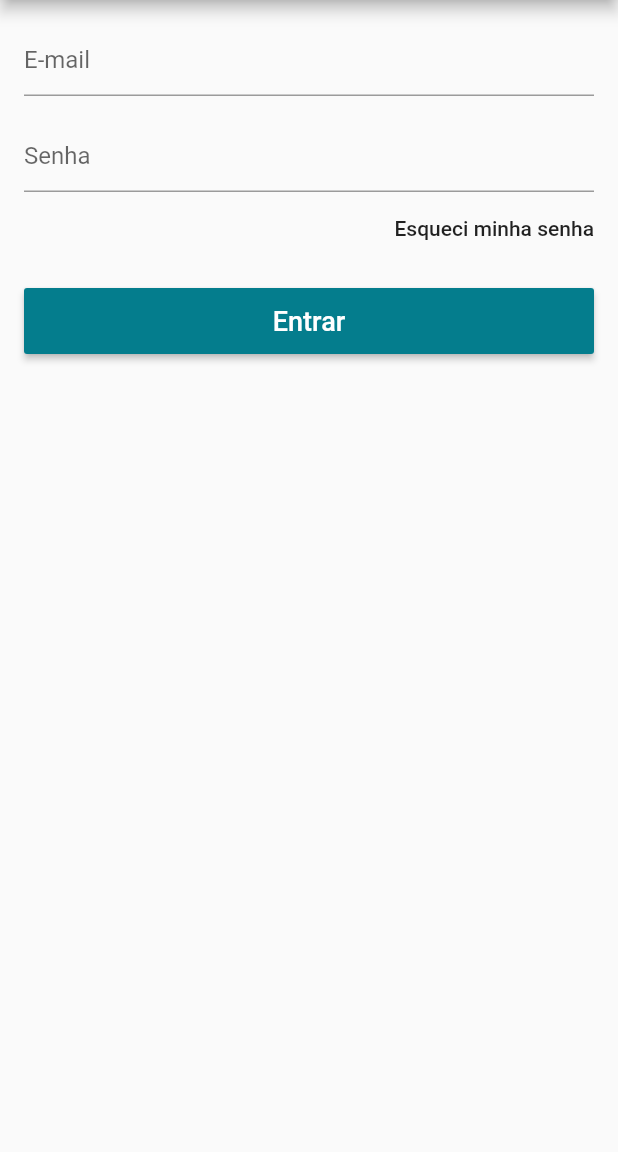
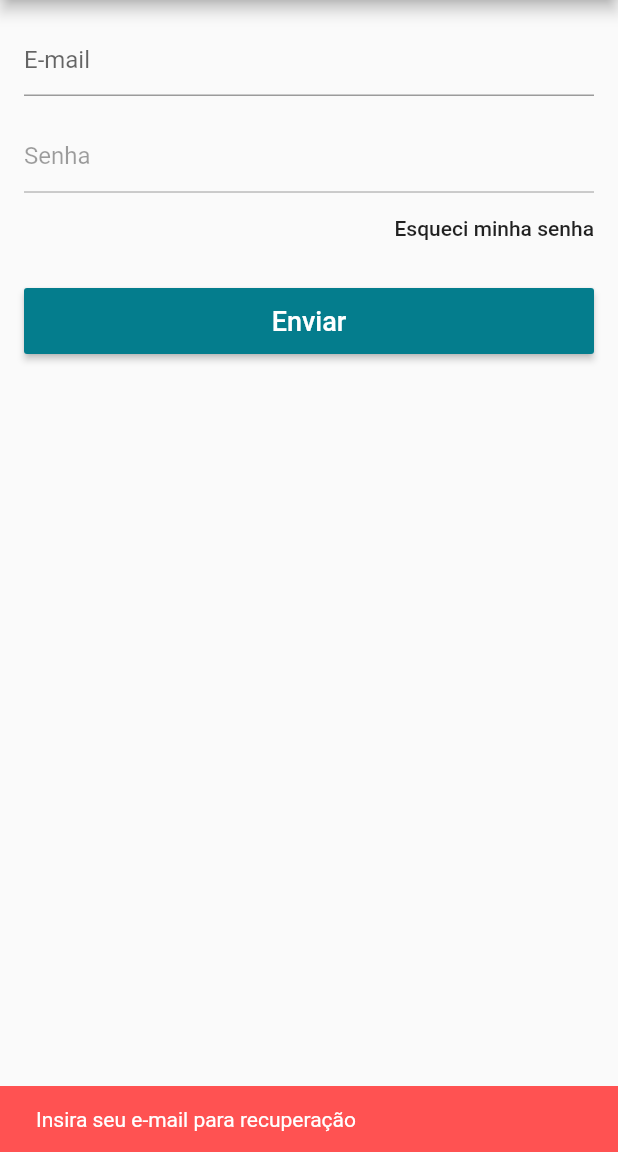
Before and after one commit to lucasbarrossantos/lojavirtual, a Flutter app: the LoginScreen screen opened directly, after a tap on "Esqueci minha senha", on a phone screen of 412 x 824 dp, the part 84-1236 px from its top. Run offline on Flutter 3.47's test engine with Material 2 defaults, Android fonts, the phone set to English and light mode, and no system bars; our stand-ins replace carousel_pro, cloud_firestore, firebase_auth, flutter_masked_text, transparent_image; missing offline and left inert: dart:ffi; accounts and stored records are empty.

Commit message:
Recuperar Senha

```diff
--- a/lib/models/user_model.dart
+++ b/lib/models/user_model.dart
@@ -66,7 +66,9 @@ class UserModel extends Model {
     });
   }
 
-  void recoverPass() {}
+  void recoverPass({@required String email}) {
+    _auth.sendPasswordResetEmail(email: email);
+  }
 
   bool isLoggedIn() {
     return firebaseUser != null;
--- a/lib/screens/login_screen.dart
+++ b/lib/screens/login_screen.dart
@@ -14,6 +14,8 @@ class _LoginScreenState extends State<LoginScreen> {
 
   final _emailController = TextEditingController();
   final _passController = TextEditingController();
+
+  bool _isEnabled = true;
 
   @override
   Widget build(BuildContext context) {
@@ -57,6 +59,7 @@ class _LoginScreenState extends State<LoginScreen> {
                   ),
                   SizedBox(height: 16.0),
                   TextFormField(
+                    enabled: _isEnabled,
                     controller: _passController,
                     decoration: InputDecoration(hintText: "Senha"),
                     obscureText: true,
@@ -69,10 +72,28 @@ class _LoginScreenState extends State<LoginScreen> {
                   Align(
                     alignment: Alignment.centerRight,
                     child: FlatButton(
-                      onPressed: () {},
                       child: Text("Esqueci minha senha",
                           textAlign: TextAlign.right),
                       padding: EdgeInsets.zero,
+                      onPressed: () {
+                        if (_emailController.text.isEmpty) {
+                          setState(() {
+                            _isEnabled = false;
+                          });
+                          _scaffoldKey.currentState.showSnackBar(SnackBar(
+                            content: Text("Insira seu e-mail para recuperação"),
+                            backgroundColor: Colors.redAccent,
+                            duration: Duration(seconds: 2),
+                          ));
+                        } else {
+                          model.recoverPass(email: _emailController.text);
+                          _scaffoldKey.currentState.showSnackBar(SnackBar(
+                            content: Text("Confira seu e-mail"),
+                            backgroundColor: Theme.of(context).primaryColor,
+                            duration: Duration(seconds: 2),
+                          ));
+                        }
+                      },
                     ),
                   ),
                   SizedBox(height: 16.0),
@@ -80,7 +101,7 @@ class _LoginScreenState extends State<LoginScreen> {
                       height: 44.0,
                       child: RaisedButton(
                           child:
-                              Text("Entrar", style: TextStyle(fontSize: 18.0)),
+                              Text(_isEnabled ? "Entrar" : "Enviar", style: TextStyle(fontSize: 18.0)),
                           textColor: Colors.white,
                           color: Theme.of(context).primaryColor,
                           onPressed: () {
```
